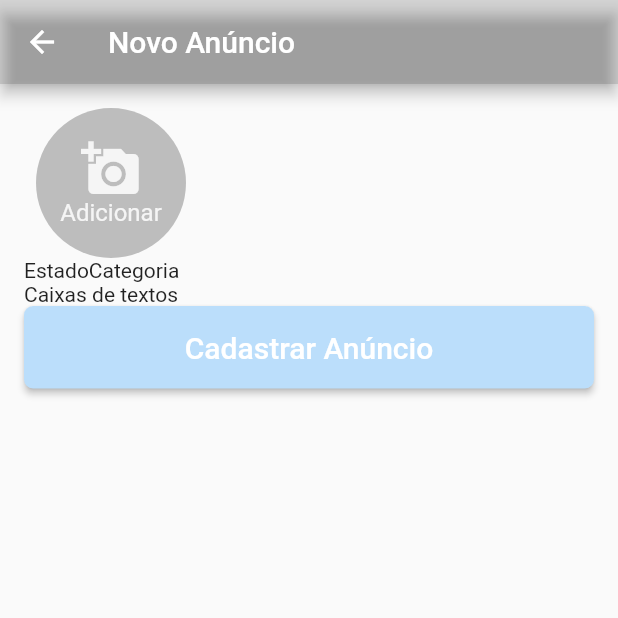
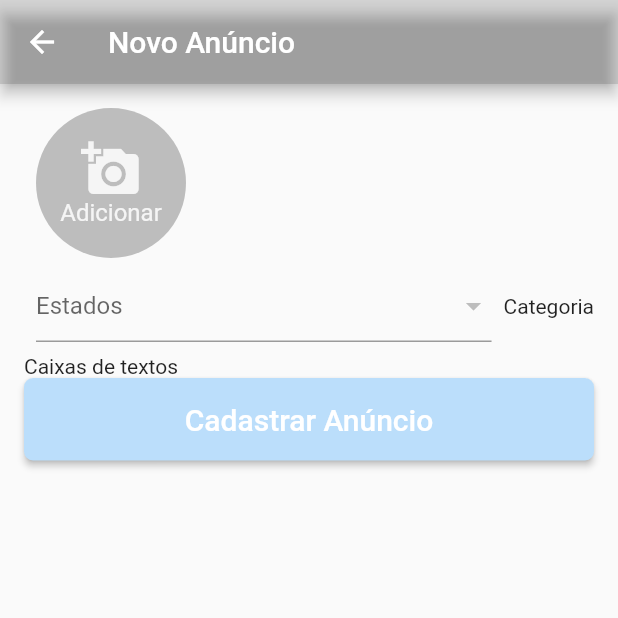
Before and after one commit to gabrielln13/EncontreiPet, a Flutter app: the NovoAnuncio screen opened by its route, on a phone screen of 412 x 824 dp, the top half of it. Run offline on Flutter 3.47's test engine with Material 2 defaults, Android fonts, the phone set to English and light mode, and no system bars; our stand-ins replace firebase_auth, firebase_core, image_picker; missing offline and left inert: dart:ffi; accounts and stored records are empty; statements that could not run were skipped.

Commit message:
Atualização NovoAnuncio.dar

```diff
--- a/lib/views/NovoAnuncio.dart
+++ b/lib/views/NovoAnuncio.dart
@@ -1,3 +1,5 @@
+import 'dart:ffi';
+
 import 'package:encontrei_pet/views/widgets/BotaoCustomizado.dart';
 import 'package:flutter/material.dart';
 import 'dart:io';
@@ -13,6 +15,8 @@ class NovoAnuncio extends StatefulWidget {
 class _NovoAnuncioState extends State<NovoAnuncio> {
 
   final List<File> _listaImagens = [];
+  final List<DropdownMenuItem<Int>> _listaItensDropEstados = [];
+  final List<DropdownMenuItem<String>> _listaItensDropCategorias = [];
   final _formKey = GlobalKey<FormState>();
 
   final picker = ImagePicker();
@@ -28,6 +32,24 @@ class _NovoAnuncioState extends State<NovoAnuncio> {
         _listaImagens.add(imagemSelecionada!);
       });
     }
+  }
+
+  @override
+  void initState() {
+    // TODO: implement initState
+    super.initState();
+    _carregarItensDropdown();
+  }
+
+  _carregarItensDropdown(){
+
+    //Estados
+    _listaItensDropEstados.add(
+      DropdownMenuItem(child: Text("São Paulo"), value: 1,)
+    );
+    _listaItensDropEstados.add(
+        DropdownMenuItem(child: Text("Minas Gerais"), value: 2,)
+    );
   }
 
   @override
@@ -99,14 +121,17 @@ class _NovoAnuncioState extends State<NovoAnuncio> {
                                       showDialog(
                                           context: context,
                                           builder: (context) => Dialog(
-                                            child: Column(children: <Widget>[
+                                            child: Column(
+                                              mainAxisSize: MainAxisSize.min,
+                                              children: <Widget>[
                                               Image.file(_listaImagens[indice]),
                                               TextButton(
-                                                child: Text("Excluir"),
-                                                  style: ButtonStyle(backgroundColor: MaterialStateProperty.all(Colors.red)),
+                                                child: Text("Excluir",
+                                                  style: TextStyle(color: Colors.red)),
                                                 onPressed: (){
                                                   setState(() {
                                                     _listaImagens.removeAt(indice);
+                                                    Navigator.of(context).pop();
                                                   });
                                                 }
                                               )
@@ -145,7 +170,18 @@ class _NovoAnuncioState extends State<NovoAnuncio> {
                 //menus dropdown
                 Row(
                   children: <Widget>[
-                    Text("Estado"),
+                    Expanded(
+                        child: Padding(
+                          padding: EdgeInsets.all(8),
+                          child: DropdownButtonFormField(
+                            hint: Text("Estados"),
+                            items: _listaItensDropEstados,
+                            onChanged: (valor){
+
+                            },
+                          )
+                        )
+                    ),
                     Text("Categoria"),
                   ],
                 ),
--- a/pubspec.yaml
+++ b/pubspec.yaml
@@ -39,6 +39,8 @@ dependencies:
   firebase_storage: ^11.0.7
   cloud_firestore: ^4.2.0
   image_picker: ^0.8.6
+  brasil_fields: ^1.9.0
+  validadores: ^1.0.5
 
 dev_dependencies:
   flutter_test:
```
Also changed, not shown: pubspec.lock.
